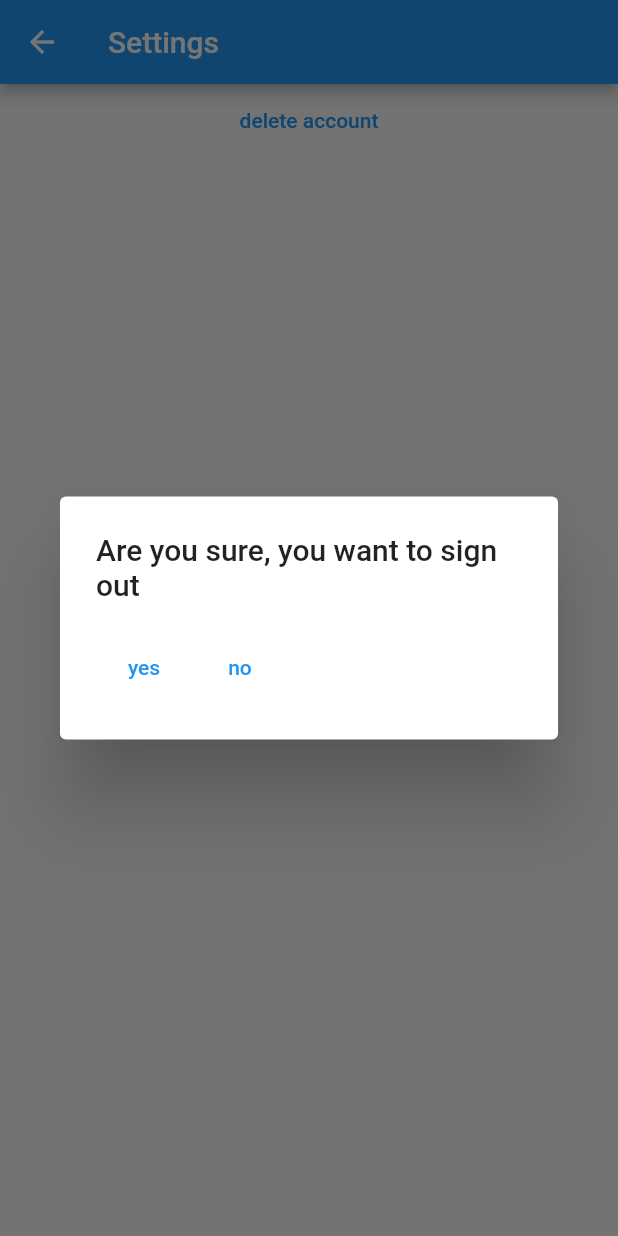
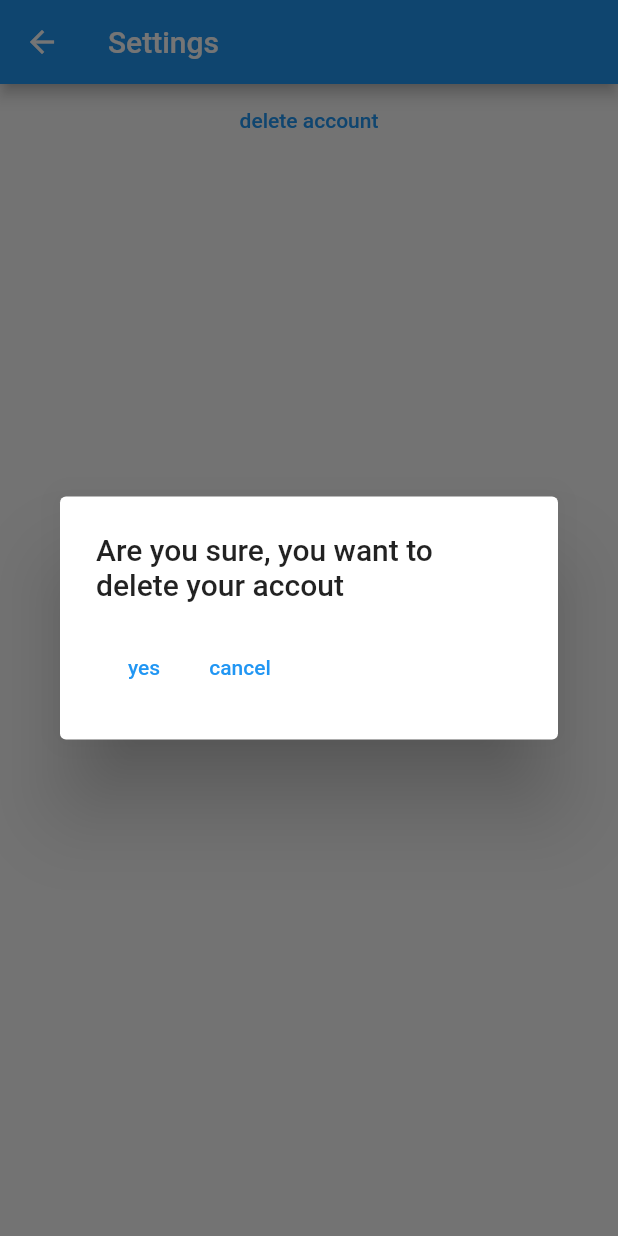
Before and after one commit to eyad-ov/notes, a Flutter app: the SettingsView screen opened by its route, after a tap on "delete account", on a phone screen of 412 x 824 dp. Run offline on Flutter 3.47's test engine with Material 2 defaults, Android fonts, the phone set to English and light mode, and no system bars; our stand-ins replace cloud_firestore, firebase_auth, firebase_core; missing offline and left inert: encrypt; accounts and stored records are empty.

```diff
--- a/lib/data/Notes_user.dart
+++ b/lib/data/Notes_user.dart
@@ -1,4 +1,3 @@
-// user should be able to delete his account
 
 import 'package:firebase_auth/firebase_auth.dart';
 
--- a/lib/main.dart
+++ b/lib/main.dart
@@ -57,8 +57,7 @@ class NotesApp extends StatelessWidget {
             } else {
               return const SignUpView();
             }
-          } else if (snapshot.connectionState == ConnectionState.done) {
-          }
+          } else if (snapshot.connectionState == ConnectionState.done) {}
           return const Center(
             child: CircularProgressIndicator(),
           );
--- a/lib/services/authentication/firebase_auth_service.dart
+++ b/lib/services/authentication/firebase_auth_service.dart
@@ -3,7 +3,12 @@ import 'package:notes/data/notes_user.dart';
 import 'package:notes/services/authentication/exceptions.dart';
 
 class FirebaseAuthService {
-  final FirebaseAuth _firebaseAuth = FirebaseAuth.instance;
+
+  // not sure if it worked
+  FirebaseAuthService(){
+    _firebaseAuth.setPersistence(Persistence.LOCAL);
+  }
+  static final FirebaseAuth _firebaseAuth = FirebaseAuth.instance;
 
   Future<NotesUser> signUpWithEmailAndPassword(
       {required String email, required String password}) async {
--- a/lib/services/database/firebase_db_service.dart
+++ b/lib/services/database/firebase_db_service.dart
@@ -15,8 +15,7 @@ class FirebaseDB {
   final StreamController<List<UserNote>> _noteStreamController =
       StreamController.broadcast();
 
-// it is not really neccesary to have users table, since we already have it in authentication
-  Future<void> addNewUser(NotesUser user) async {
+    Future<void> addNewUser(NotesUser user) async {
     await _firestore
         .collection('users')
         .doc(user.id)
--- a/lib/views/alert_dialog.dart
+++ b/lib/views/alert_dialog.dart
@@ -1,11 +1,11 @@
 import 'package:flutter/material.dart';
 
-Future<bool> showAlertDialog(BuildContext context) async {
+Future<bool> showAlertDialog(BuildContext context, String action) async {
   return await showDialog<bool?>(
           context: context,
           builder: (context) {
             return AlertDialog(
-              title: const Text("Are you sure, you want to sign out"),
+              title: Text("Are you sure, you want to $action"),
               content: Row(
                 children: [
                   TextButton(
@@ -18,7 +18,7 @@ Future<bool> showAlertDialog(BuildContext context) async {
                     onPressed: () {
                       Navigator.pop(context, false);
                     },
-                    child: const Text("no"),
+                    child: const Text("cancel"),
                   ),
                 ],
               ),
--- /dev/null
+++ b/lib/views/constans.dart
@@ -0,0 +1,6 @@
+import 'package:flutter/material.dart';
+
+const noteColor = Color(0xFFFFFDD1);
+const noteBorderColor = Colors.white;
+final  homeBackgroundColor = Colors.grey.shade300;
+final  appBarBackgroundColor = Colors.red.shade300;
--- a/lib/views/settings_view.dart
+++ b/lib/views/settings_view.dart
@@ -19,13 +19,13 @@ class SettingsView extends StatelessWidget {
           TextButton(
             onPressed: () async {
               try {
-                bool sure = await showAlertDialog(context);
+                final navigator = Navigator.of(context);
+                bool sure = await showAlertDialog(context,"delete your accout");
                 if (sure) {
                   await FirebaseDB()
                       .deleteAllNotesOfUser(FirebaseAuthService().user);
                   await FirebaseAuthService().deleteUser();
-                  // not working
-                  //Navigator.pop(context);
+                  navigator.pop();
                 }
               } on RequiersRecentLogInException {
                 showMessage("log in and try it again", context);
--- a/lib/views/show_error.dart
+++ b/lib/views/show_error.dart
@@ -1,6 +1,5 @@
 import 'package:flutter/material.dart';
 
-// Future return type!=??????
 
 
 Future<void> showMessage(String msg, BuildContext context) {
--- a/lib/views/signup_view.dart
+++ b/lib/views/signup_view.dart
@@ -42,8 +42,6 @@ class _SignUpViewState extends State<SignUpView> {
                 setState(() {
                   signinOrLogin = 2;
                 });
-                //Navigator.pushNamedAndRemoveUntil(
-                //  context, "login", (route) => false);
               },
               child: const Text(
                 "log in",
```
Also changed, not shown: lib/views/home_view.dart (+85 -21 lines), lib/views/login_view.dart (+5 -7 lines).
